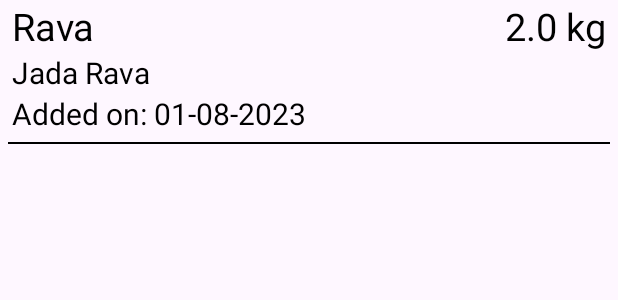
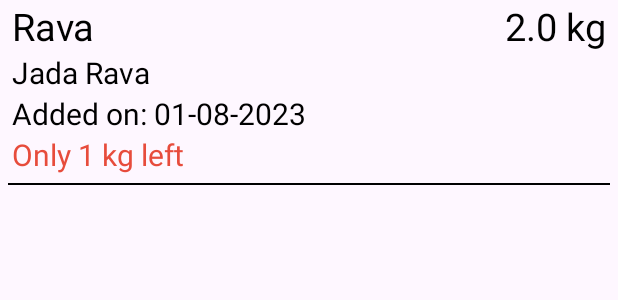
Before and after one commit to joshiashish191/Grocery_Planner, an Android app: the layout grocery_item.xml on its own in the app's theme, with its tools: preview values and no code run, on a phone screen of 412 x 824 dp. Shown: the top 300 px of the screen. Run offline under Robolectric (Android 15) with nearby library versions, the phone set to English and light mode, and no system bars.

Commit message:
Added low stock indication text and color change

```diff
--- a/app/src/main/java/net/softglobe/groceryplanner/model/adapters/GroceryListAdapter.kt
+++ b/app/src/main/java/net/softglobe/groceryplanner/model/adapters/GroceryListAdapter.kt
@@ -8,6 +8,7 @@ import android.view.LayoutInflater
 import android.view.View
 import android.view.ViewGroup
 import android.widget.Toast
+import androidx.core.content.ContextCompat
 import androidx.databinding.DataBindingUtil
 import androidx.navigation.findNavController
 import androidx.recyclerview.widget.DiffUtil
@@ -31,6 +32,11 @@ class GroceryListAdapter(private val mContext: Context, private val viewModel: M
             binding.quantity.text = ""+grocery.quantity+" "+grocery.unit
             if (TextUtils.isEmpty(grocery.description))
                 binding.itemSubtitle.visibility = View.GONE
+            if (grocery.quantity <= grocery.lowStockValue) {
+                binding.lowStockWarning.text = "Only ${grocery.lowStockValue} ${grocery.unit} left"
+                binding.lowStockWarning.visibility = View.VISIBLE
+                binding.quantity.setTextColor(ContextCompat.getColor(mContext, R.color.red))
+            }
         }
     }
 
--- a/app/src/main/res/layout/grocery_item.xml
+++ b/app/src/main/res/layout/grocery_item.xml
@@ -45,6 +45,18 @@
             app:layout_constraintTop_toBottomOf="@id/item_subtitle" />
 
         <TextView
+            style="@style/grocery_item_subtitle"
+            android:id="@+id/low_stock_warning"
+            android:layout_width="wrap_content"
+            android:layout_height="wrap_content"
+            tools:text="Only 1 kg left"
+            app:layout_constraintStart_toStartOf="@id/item_title"
+            app:layout_constraintTop_toBottomOf="@id/item_added_on"
+            android:textColor="@color/red"
+            android:visibility="gone"
+            tools:visibility="visible"/>
+
+        <TextView
             style="@style/grocery_item_title"
             android:id="@+id/quantity"
             android:layout_width="wrap_content"
@@ -57,7 +69,7 @@
         <TextView
             android:layout_width="match_parent"
             android:layout_height="1dp"
-            app:layout_constraintTop_toBottomOf="@id/item_added_on"
+            app:layout_constraintTop_toBottomOf="@id/low_stock_warning"
             android:background="@color/black"
             android:layout_margin="5dp" />
     </androidx.constraintlayout.widget.ConstraintLayout>
--- a/app/src/main/res/values/colors.xml
+++ b/app/src/main/res/values/colors.xml
@@ -2,4 +2,5 @@
 <resources>
     <color name="black">#FF000000</color>
     <color name="white">#FFFFFFFF</color>
+    <color name="red">#E74C3C</color>
 </resources>
```
